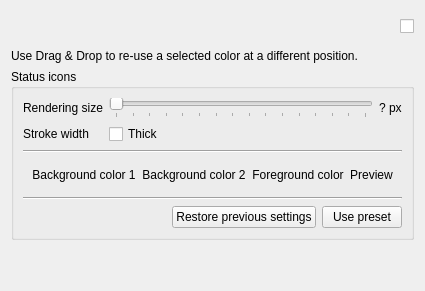
Martchus/syncthingtray, file syncthingwidgets/settings/iconsoptionpage.ui: the form before one commit.
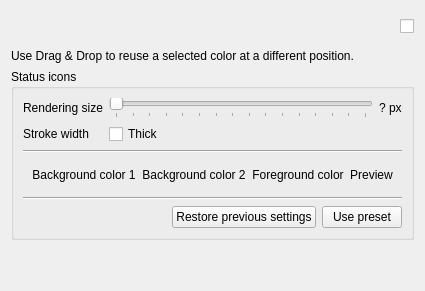
The form after the commit. Icons and pictures are not drawn.

Patch:
```diff
--- a/syncthingwidgets/settings/iconsoptionpage.ui
+++ b/syncthingwidgets/settings/iconsoptionpage.ui
@@ -36,7 +36,7 @@
    <item>
     <widget class="QLabel" name="dragAndDropInfoLabel">
      <property name="text">
-      <string>Use Drag &amp; Drop to re-use a selected color at a different position.</string>
+      <string>Use Drag &amp; Drop to reuse a selected color at a different position.</string>
      </property>
     </widget>
    </item>
```
